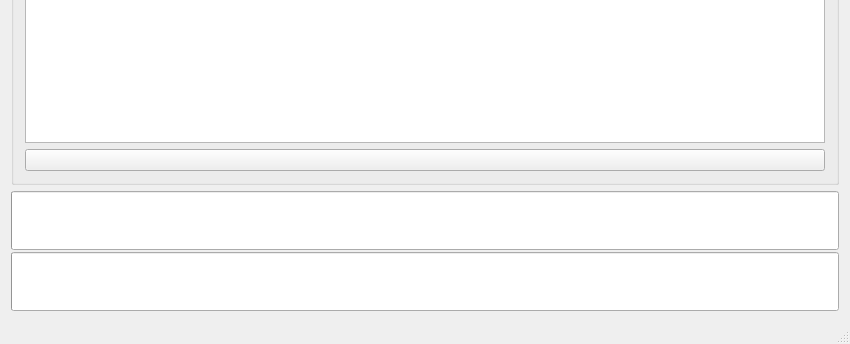
Qt form raypumpwindow.ui (michalmielczynski/RayPump) before a commit; both pictures show x 0 to 850 and y 239 to 583 of the 850 by 583 pixel window.
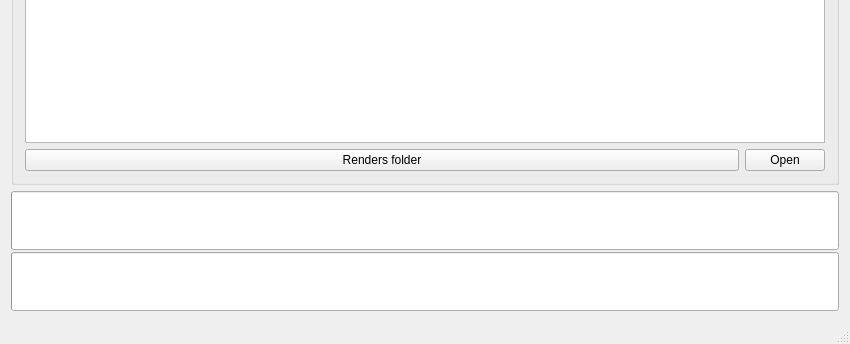
The same form after that commit. Icons and pictures are not drawn.

Commit message: customizable RENDERS directory - fixes for Windows

Patch:
```diff
--- a/raypumpwindow.ui
+++ b/raypumpwindow.ui
@@ -255,14 +255,37 @@
         </widget>
        </item>
        <item>
+        <layout class="QHBoxLayout" name="horizontalLayout_4">
+         <item>
         <widget class="QPushButton" name="pushButtonRenderPath">
+           <property name="sizePolicy">
+            <sizepolicy hsizetype="Minimum" vsizetype="Fixed">
+             <horstretch>1</horstretch>
+             <verstretch>0</verstretch>
+            </sizepolicy>
+           </property>
          <property name="toolTip">
           <string>Choose output folder for finished jobs</string>
          </property>
          <property name="text">
-          <string/>
-         </property>
-        </widget>
+            <string>Renders folder</string>
+           </property>
+          </widget>
+         </item>
+         <item>
+          <widget class="QPushButton" name="pushButtonOpenRenderFolder">
+           <property name="sizePolicy">
+            <sizepolicy hsizetype="Minimum" vsizetype="Fixed">
+             <horstretch>0</horstretch>
+             <verstretch>0</verstretch>
+            </sizepolicy>
+           </property>
+           <property name="text">
+            <string>Open</string>
+           </property>
+          </widget>
+         </item>
+        </layout>
        </item>
       </layout>
      </widget>
```
Left out of the diff: 21 changed lines with no effect on the pictures. Lines whose indentation alone changed are shown as unchanged. The commit also changes 4 other files.
